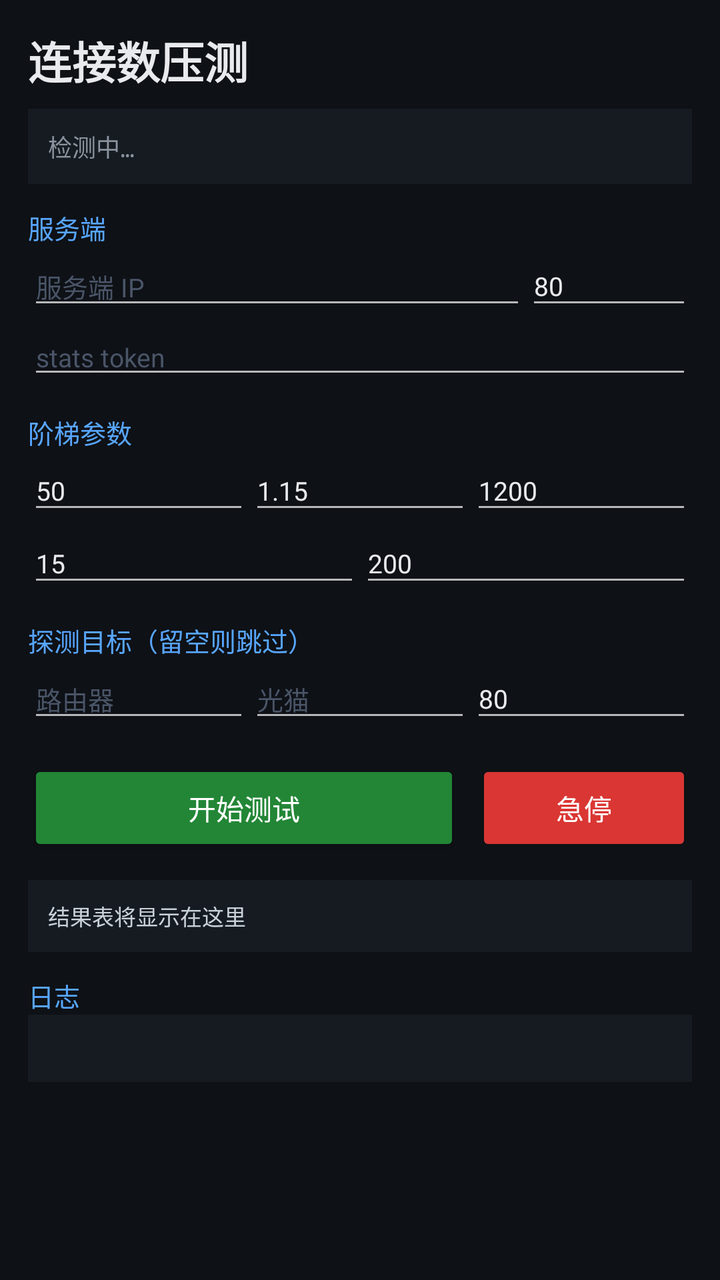
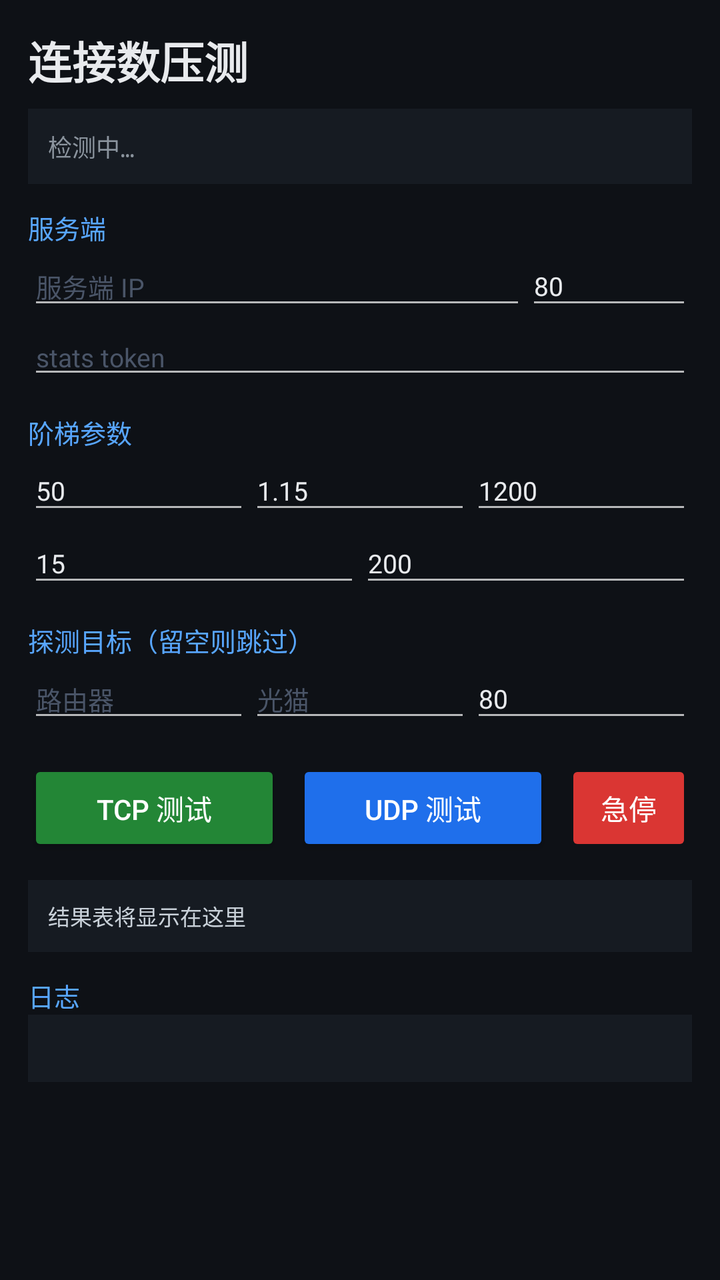

Two renders of the same Android screen: before a commit and after it. Below are the layout's source before the change and the commit's diff.
<!-- AndroidManifest.xml: application theme android:Theme.Material.NoActionBar -->
<!-- res/layout/activity_main.xml -->
<?xml version="1.0" encoding="utf-8"?>
<ScrollView xmlns:android="http://schemas.android.com/apk/res/android"
    android:layout_width="match_parent"
    android:layout_height="match_parent"
    android:background="#0E1116"
    android:fillViewport="true">

    <LinearLayout
        android:layout_width="match_parent"
        android:layout_height="wrap_content"
        android:orientation="vertical"
        android:padding="14dp">

        <TextView
            android:layout_width="match_parent"
            android:layout_height="wrap_content"
            android:text="连接数压测"
            android:textColor="#E8EAED"
            android:textSize="22sp"
            android:textStyle="bold" />

        <TextView
            android:id="@+id/tvStatus"
            android:layout_width="match_parent"
            android:layout_height="wrap_content"
            android:layout_marginTop="8dp"
            android:background="#161B22"
            android:padding="10dp"
            android:textColor="#8B949E"
            android:textSize="12sp"
            android:fontFamily="monospace"
            android:text="检测中…" />

        <TextView
            android:layout_width="match_parent"
            android:layout_height="wrap_content"
            android:layout_marginTop="12dp"
            android:text="服务端"
            android:textColor="#58A6FF"
            android:textSize="13sp" />

        <LinearLayout
            android:layout_width="match_parent"
            android:layout_height="wrap_content"
            android:orientation="horizontal">
            <EditText
                android:id="@+id/etHost"
                android:layout_width="0dp"
                android:layout_height="wrap_content"
                android:layout_weight="3"
                android:hint="服务端 IP"
                android:inputType="text"
                android:textColor="#E8EAED"
                android:textColorHint="#4A5568"
                android:textSize="13sp" />
            <EditText
                android:id="@+id/etPort"
                android:layout_width="0dp"
                android:layout_height="wrap_content"
                android:layout_weight="1"
                android:hint="端口"
                android:inputType="number"
                android:text="80"
                android:textColor="#E8EAED"
                android:textColorHint="#4A5568"
                android:textSize="13sp" />
        </LinearLayout>

        <EditText
            android:id="@+id/etToken"
            android:layout_width="match_parent"
            android:layout_height="wrap_content"
            android:hint="stats token"
            android:inputType="text"
            android:textColor="#E8EAED"
            android:textColorHint="#4A5568"
            android:textSize="13sp" />

        <TextView
            android:layout_width="match_parent"
            android:layout_height="wrap_content"
            android:layout_marginTop="12dp"
            android:text="阶梯参数"
            android:textColor="#58A6FF"
            android:textSize="13sp" />

        <LinearLayout
            android:layout_width="match_parent"
            android:layout_height="wrap_content"
            android:orientation="horizontal">
            <EditText android:id="@+id/etStart" android:layout_width="0dp" android:layout_height="wrap_content"
                android:layout_weight="1" android:hint="起始" android:inputType="number" android:text="50"
                android:textColor="#E8EAED" android:textColorHint="#4A5568" android:textSize="13sp" />
            <EditText android:id="@+id/etStep" android:layout_width="0dp" android:layout_height="wrap_content"
                android:layout_weight="1" android:hint="步进" android:inputType="numberDecimal" android:text="1.15"
                android:textColor="#E8EAED" android:textColorHint="#4A5568" android:textSize="13sp" />
            <EditText android:id="@+id/etMax" android:layout_width="0dp" android:layout_height="wrap_content"
                android:layout_weight="1" android:hint="上限" android:inputType="number" android:text="1200"
                android:textColor="#E8EAED" android:textColorHint="#4A5568" android:textSize="13sp" />
        </LinearLayout>

        <LinearLayout
            android:layout_width="match_parent"
            android:layout_height="wrap_content"
            android:orientation="horizontal">
            <EditText android:id="@+id/etHold" android:layout_width="0dp" android:layout_height="wrap_content"
                android:layout_weight="1" android:hint="保持秒" android:inputType="number" android:text="15"
                android:textColor="#E8EAED" android:textColorHint="#4A5568" android:textSize="13sp" />
            <EditText android:id="@+id/etWindow" android:layout_width="0dp" android:layout_height="wrap_content"
                android:layout_weight="1" android:hint="并发窗口" android:inputType="number" android:text="200"
                android:textColor="#E8EAED" android:textColorHint="#4A5568" android:textSize="13sp" />
        </LinearLayout>

        <TextView
            android:layout_width="match_parent"
            android:layout_height="wrap_content"
            android:layout_marginTop="12dp"
            android:text="探测目标（留空则跳过）"
            android:textColor="#58A6FF"
            android:textSize="13sp" />

        <LinearLayout
            android:layout_width="match_parent"
            android:layout_height="wrap_content"
            android:orientation="horizontal">
            <EditText android:id="@+id/etGw" android:layout_width="0dp" android:layout_height="wrap_content"
                android:layout_weight="1" android:hint="路由器" android:inputType="text"
                android:textColor="#E8EAED" android:textColorHint="#4A5568" android:textSize="13sp" />
            <EditText android:id="@+id/etOnu" android:layout_width="0dp" android:layout_height="wrap_content"
                android:layout_weight="1" android:hint="光猫" android:inputType="text"
                android:textColor="#E8EAED" android:textColorHint="#4A5568" android:textSize="13sp" />
            <EditText android:id="@+id/etProbePort" android:layout_width="0dp" android:layout_height="wrap_content"
                android:layout_weight="1" android:hint="探测端口" android:inputType="number" android:text="80"
                android:textColor="#E8EAED" android:textColorHint="#4A5568" android:textSize="13sp" />
        </LinearLayout>

        <LinearLayout
            android:layout_width="match_parent"
            android:layout_height="wrap_content"
            android:layout_marginTop="14dp"
            android:orientation="horizontal">
            <Button
                android:id="@+id/btnStart"
                android:layout_width="0dp"
                android:layout_height="wrap_content"
                android:layout_weight="2"
                android:backgroundTint="#238636"
                android:text="开始测试"
                android:textColor="#FFFFFF" />
            <Button
                android:id="@+id/btnStop"
                android:layout_width="0dp"
                android:layout_height="wrap_content"
                android:layout_weight="1"
                android:layout_marginStart="8dp"
                android:backgroundTint="#DA3633"
                android:enabled="false"
                android:text="急停"
                android:textColor="#FFFFFF" />
        </LinearLayout>

        <TextView
            android:id="@+id/tvResult"
            android:layout_width="match_parent"
            android:layout_height="wrap_content"
            android:layout_marginTop="12dp"
            android:background="#161B22"
            android:padding="10dp"
            android:fontFamily="monospace"
            android:textColor="#C9D1D9"
            android:textIsSelectable="true"
            android:textSize="11sp"
            android:text="结果表将显示在这里" />

        <TextView
            android:layout_width="match_parent"
            android:layout_height="wrap_content"
            android:layout_marginTop="12dp"
            android:text="日志"
            android:textColor="#58A6FF"
            android:textSize="13sp" />

        <TextView
            android:id="@+id/tvLog"
            android:layout_width="match_parent"
            android:layout_height="wrap_content"
            android:layout_marginBottom="24dp"
            android:background="#161B22"
            android:fontFamily="monospace"
            android:padding="10dp"
            android:textColor="#8B949E"
            android:textIsSelectable="true"
            android:textSize="10sp"
            android:text="" />
    </LinearLayout>
</ScrollView>
<!-- resources referenced by this layout -->
<resources>

</resources>

<!-- the commit's change to res/layout/activity_main.xml (unified diff, before → after) -->
@@ -140,12 +140,21 @@
             android:layout_marginTop="14dp"
             android:orientation="horizontal">
             <Button
-                android:id="@+id/btnStart"
+                android:id="@+id/btnStartTcp"
                 android:layout_width="0dp"
                 android:layout_height="wrap_content"
                 android:layout_weight="2"
                 android:backgroundTint="#238636"
-                android:text="开始测试"
+                android:text="TCP 测试"
+                android:textColor="#FFFFFF" />
+            <Button
+                android:id="@+id/btnStartUdp"
+                android:layout_width="0dp"
+                android:layout_height="wrap_content"
+                android:layout_weight="2"
+                android:layout_marginStart="8dp"
+                android:backgroundTint="#1F6FEB"
+                android:text="UDP 测试"
                 android:textColor="#FFFFFF" />
             <Button
                 android:id="@+id/btnStop"
